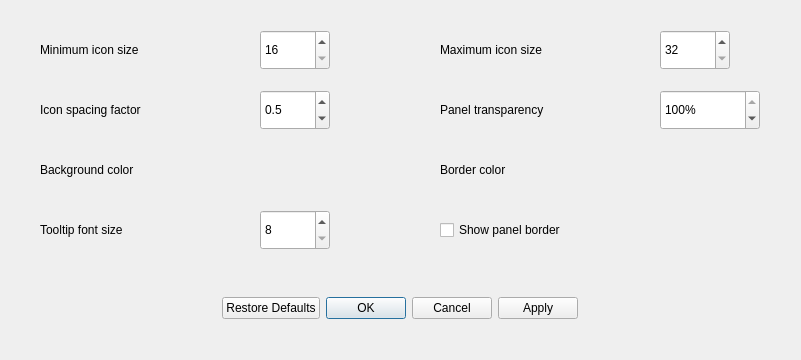
Qt form src/view/appearance_settings_dialog.ui (dangvd/crystal-dock) before a commit.
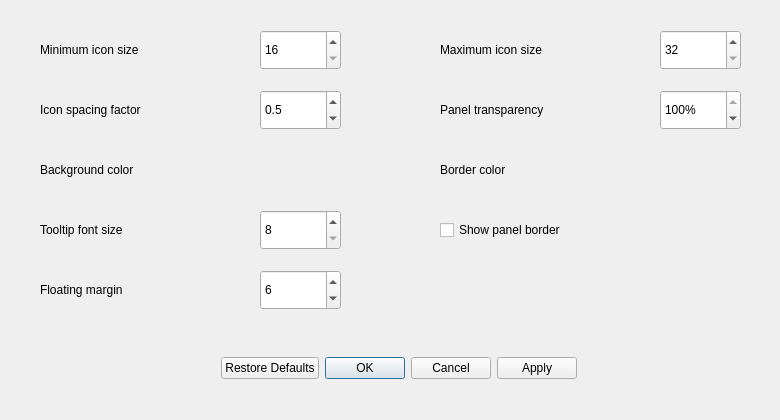
The same form after that commit.

Commit message: Allows the user to set floating margin for Floating mode #20

What changed in the file:
```diff
--- a/src/view/appearance_settings_dialog.ui
+++ b/src/view/appearance_settings_dialog.ui
@@ -6,8 +6,8 @@
    <rect>
     <x>0</x>
     <y>0</y>
-    <width>801</width>
-    <height>360</height>
+    <width>780</width>
+    <height>420</height>
    </rect>
   </property>
   <property name="windowTitle">
@@ -17,8 +17,8 @@
    <property name="geometry">
     <rect>
      <x>34</x>
-     <y>290</y>
-     <width>731</width>
+     <y>350</y>
+     <width>730</width>
      <height>36</height>
     </rect>
    </property>
@@ -50,7 +50,7 @@
     <rect>
      <x>260</x>
      <y>30</y>
-     <width>70</width>
+     <width>81</width>
      <height>40</height>
     </rect>
    </property>
@@ -82,7 +82,7 @@
     <rect>
      <x>660</x>
      <y>30</y>
-     <width>70</width>
+     <width>81</width>
      <height>40</height>
     </rect>
    </property>
@@ -166,7 +166,7 @@
     <rect>
      <x>260</x>
      <y>210</y>
-     <width>70</width>
+     <width>81</width>
      <height>40</height>
     </rect>
    </property>
@@ -198,7 +198,7 @@
     <rect>
      <x>660</x>
      <y>90</y>
-     <width>100</width>
+     <width>81</width>
      <height>40</height>
     </rect>
    </property>
@@ -220,7 +220,7 @@
     <rect>
      <x>260</x>
      <y>90</y>
-     <width>70</width>
+     <width>81</width>
      <height>40</height>
     </rect>
    </property>
@@ -240,6 +240,41 @@
     <double>0.500000000000000</double>
    </property>
   </widget>
+  <widget class="QLabel" name="floatingMarginLabel">
+   <property name="geometry">
+    <rect>
+     <x>40</x>
+     <y>270</y>
+     <width>200</width>
+     <height>40</height>
+    </rect>
+   </property>
+   <property name="text">
+    <string>Floating margin</string>
+   </property>
+  </widget>
+  <widget class="QSpinBox" name="floatingMargin">
+   <property name="geometry">
+    <rect>
+     <x>260</x>
+     <y>270</y>
+     <width>81</width>
+     <height>40</height>
+    </rect>
+   </property>
+   <property name="minimum">
+    <number>2</number>
+   </property>
+   <property name="maximum">
+    <number>32</number>
+   </property>
+   <property name="singleStep">
+    <number>2</number>
+   </property>
+   <property name="value">
+    <number>6</number>
+   </property>
+  </widget>
  </widget>
  <resources/>
  <connections>
```
Left out of the diff: 4 changed lines with no effect on the pictures. The commit also changes 4 other files.
